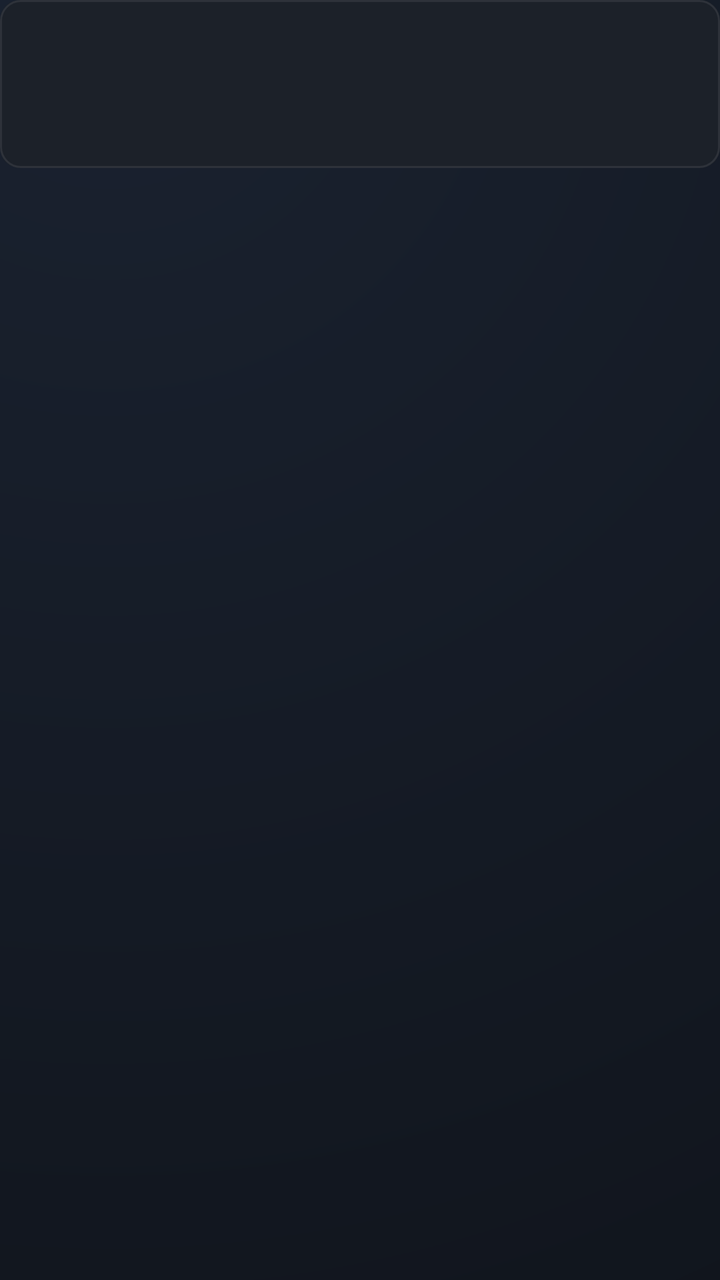
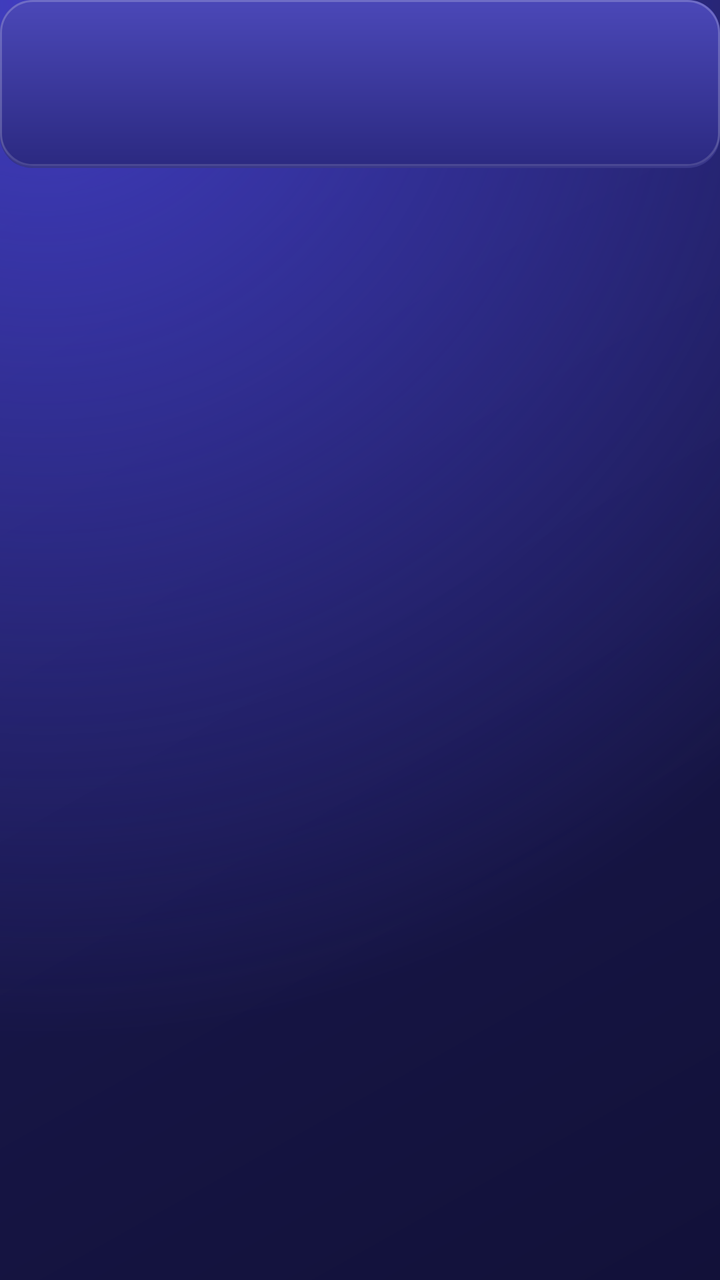

Two renders of the same Android screen: before a commit and after it. Below are the layout's source before the change and the commit's diff.
<!-- AndroidManifest.xml: application theme Theme.Lite -->
<!-- res/layout/tile.xml -->
<?xml version="1.0" encoding="utf-8"?>
<LinearLayout xmlns:android="http://schemas.android.com/apk/res/android"
    android:layout_width="@dimen/tile_w"
    android:layout_height="wrap_content"
    android:clipChildren="false"
    android:orientation="vertical">

    <FrameLayout
        android:id="@+id/card"
        android:layout_width="match_parent"
        android:layout_height="@dimen/tile_h"
        android:background="@drawable/tile_bg"
        android:clickable="true"
        android:focusable="true"
        android:foreground="@drawable/tile_fg">

        <ImageView
            android:id="@+id/banner"
            android:layout_width="match_parent"
            android:layout_height="match_parent"
            android:importantForAccessibility="no"
            android:scaleType="centerCrop" />

        <ImageView
            android:id="@+id/icon"
            android:layout_width="44dp"
            android:layout_height="44dp"
            android:layout_gravity="center"
            android:importantForAccessibility="no"
            android:scaleType="fitCenter" />
    </FrameLayout>

    <TextView
        android:id="@+id/label"
        android:layout_width="match_parent"
        android:layout_height="wrap_content"
        android:layout_marginTop="10dp"
        android:alpha="0.55"
        android:ellipsize="end"
        android:fontFamily="sans-serif"
        android:singleLine="true"
        android:textColor="#FFFFFF"
        android:textSize="13sp" />
</LinearLayout>
<!-- resources referenced by this layout -->
<resources>
  <dimen name="tile_h">84dp</dimen>
  <dimen name="tile_w">150dp</dimen>
  <!-- drawable tile_bg (drawable) -->
  <?xml version="1.0" encoding="utf-8"?>
  <shape xmlns:android="http://schemas.android.com/apk/res/android">
      <solid android:color="#1C2129" />
      <corners android:radius="10dp" />
  </shape>
  <!-- drawable tile_fg (drawable) -->
  <?xml version="1.0" encoding="utf-8"?>
  <selector xmlns:android="http://schemas.android.com/apk/res/android">
      <item android:state_focused="true">
          <shape>
              <stroke android:width="3dp" android:color="#FFFFFF" />
              <corners android:radius="10dp" />
          </shape>
      </item>
      <item>
          <shape>
              <stroke android:width="1dp" android:color="#14FFFFFF" />
              <corners android:radius="10dp" />
          </shape>
      </item>
  </selector>
  <style name="Theme.Lite" parent="android:Theme.DeviceDefault.NoActionBar.Fullscreen">
          <item name="android:windowBackground">@drawable/bg</item>
          <item name="android:colorAccent">#FFFFFF</item>
          <item name="android:windowDisablePreview">false</item>
      </style>
  <!-- drawable bg (drawable) -->
  <?xml version="1.0" encoding="utf-8"?>
  <shape xmlns:android="http://schemas.android.com/apk/res/android">
      <gradient
          android:centerX="0.15"
          android:centerY="0.0"
          android:endColor="#08090B"
          android:gradientRadius="1400dp"
          android:startColor="#1A2230"
          android:type="radial" />
  </shape>
</resources>

<!-- the commit's change to res/layout/tile.xml (unified diff, before → after) -->
@@ -23,8 +23,8 @@
 
         <ImageView
             android:id="@+id/icon"
-            android:layout_width="44dp"
-            android:layout_height="44dp"
+            android:layout_width="48dp"
+            android:layout_height="48dp"
             android:layout_gravity="center"
             android:importantForAccessibility="no"
             android:scaleType="fitCenter" />
@@ -35,10 +35,10 @@
         android:layout_width="match_parent"
         android:layout_height="wrap_content"
         android:layout_marginTop="10dp"
-        android:alpha="0.55"
+        android:alpha="0.6"
         android:ellipsize="end"
         android:fontFamily="sans-serif"
         android:singleLine="true"
-        android:textColor="#FFFFFF"
+        android:textColor="#D8D6FF"
         android:textSize="13sp" />
 </LinearLayout>
<!-- resource entries referenced after the edit -->
@@ -4,41 +4,67 @@
   <dimen name="tile_w">150dp</dimen>
   <!-- drawable tile_bg (drawable) -->
   <?xml version="1.0" encoding="utf-8"?>
-  <shape xmlns:android="http://schemas.android.com/apk/res/android">
-      <solid android:color="#1C2129" />
-      <corners android:radius="10dp" />
-  </shape>
+  <layer-list xmlns:android="http://schemas.android.com/apk/res/android">
+      <item>
+          <shape>
+              <gradient
+                  android:angle="270"
+                  android:endColor="#2B2980"
+                  android:startColor="#4B48B8" />
+              <corners android:radius="16dp" />
+          </shape>
+      </item>
+      <item android:bottom="1dp">
+          <shape>
+              <stroke android:width="1dp" android:color="#24FFFFFF" />
+              <corners android:radius="16dp" />
+          </shape>
+      </item>
+  </layer-list>
   <!-- drawable tile_fg (drawable) -->
   <?xml version="1.0" encoding="utf-8"?>
   <selector xmlns:android="http://schemas.android.com/apk/res/android">
       <item android:state_focused="true">
           <shape>
-              <stroke android:width="3dp" android:color="#FFFFFF" />
-              <corners android:radius="10dp" />
+              <stroke android:width="3dp" android:color="#F5A97F" />
+              <corners android:radius="16dp" />
           </shape>
       </item>
       <item>
           <shape>
-              <stroke android:width="1dp" android:color="#14FFFFFF" />
-              <corners android:radius="10dp" />
+              <stroke android:width="1dp" android:color="#12FFFFFF" />
+              <corners android:radius="16dp" />
           </shape>
       </item>
   </selector>
   <style name="Theme.Lite" parent="android:Theme.DeviceDefault.NoActionBar.Fullscreen">
           <item name="android:windowBackground">@drawable/bg</item>
-          <item name="android:colorAccent">#FFFFFF</item>
+          <item name="android:colorAccent">#F5A97F</item>
           <item name="android:windowDisablePreview">false</item>
       </style>
   <!-- drawable bg (drawable) -->
   <?xml version="1.0" encoding="utf-8"?>
-  <shape xmlns:android="http://schemas.android.com/apk/res/android">
-      <gradient
-          android:centerX="0.15"
-          android:centerY="0.0"
-          android:endColor="#08090B"
-          android:gradientRadius="1400dp"
-          android:startColor="#1A2230"
-          android:type="radial" />
-  </shape>
+  <layer-list xmlns:android="http://schemas.android.com/apk/res/android">
+      <item>
+          <shape>
+              <gradient
+                  android:angle="315"
+                  android:endColor="#121139"
+                  android:startColor="#1D1C58"
+                  android:type="linear" />
+          </shape>
+      </item>
+      <item>
+          <shape>
+              <gradient
+                  android:centerX="0.06"
+                  android:centerY="0.0"
+                  android:endColor="#004642D2"
+                  android:gradientRadius="520dp"
+                  android:startColor="#D94642D2"
+                  android:type="radial" />
+          </shape>
+      </item>
+  </layer-list>
 </resources>
 
